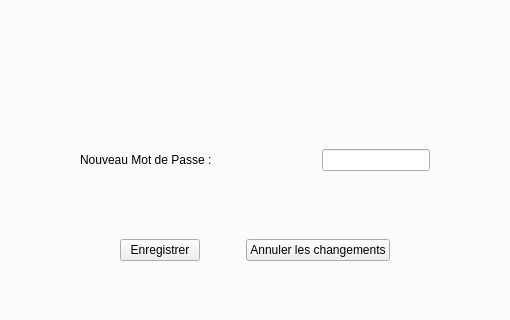
First picture: the form in mainwindow.ui, repository xXRem08Xx/NewWorld_BackOffice, before the edit; both pictures show x 288 to 798 and y 146 to 466 of the 890 by 733 pixel window.
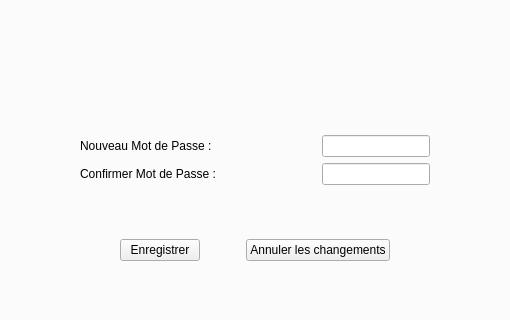
Second picture: the form after the edit. Icons and pictures are not drawn.

What changed in the file:
```diff
--- a/mainwindow.ui
+++ b/mainwindow.ui
@@ -425,6 +425,33 @@
                  </item>
                 </layout>
                </item>
+               <item>
+                <layout class="QHBoxLayout" name="horizontalLayout_14">
+                 <item>
+                  <widget class="QLabel" name="labelProfil_password_2">
+                   <property name="text">
+                    <string>Confirmer Mot de Passe : </string>
+                   </property>
+                  </widget>
+                 </item>
+                 <item>
+                  <spacer name="horizontalSpacer_15">
+                   <property name="orientation">
+                    <enum>Qt::Horizontal</enum>
+                   </property>
+                   <property name="sizeHint" stdset="0">
+                    <size>
+                     <width>40</width>
+                     <height>20</height>
+                    </size>
+                   </property>
+                  </spacer>
+                 </item>
+                 <item>
+                  <widget class="QLineEdit" name="lineEditProfil_passwordConfirm"/>
+                 </item>
+                </layout>
+               </item>
                <item>
                 <spacer name="verticalSpacer_11">
                  <property name="orientation">
```
Left out of the diff: 16 changed lines with no effect on the pictures.
